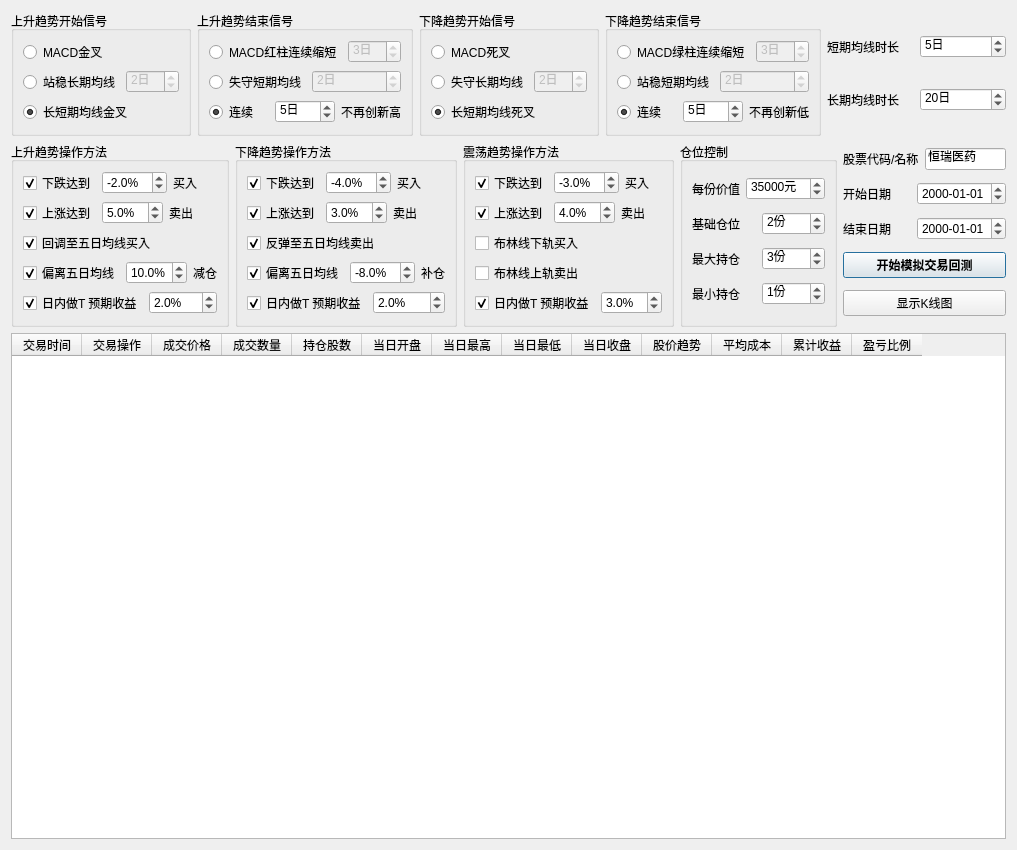
Old version of the form QtDesign/TradeSimulator.ui in the repository victor647/QuantumStockTrade.
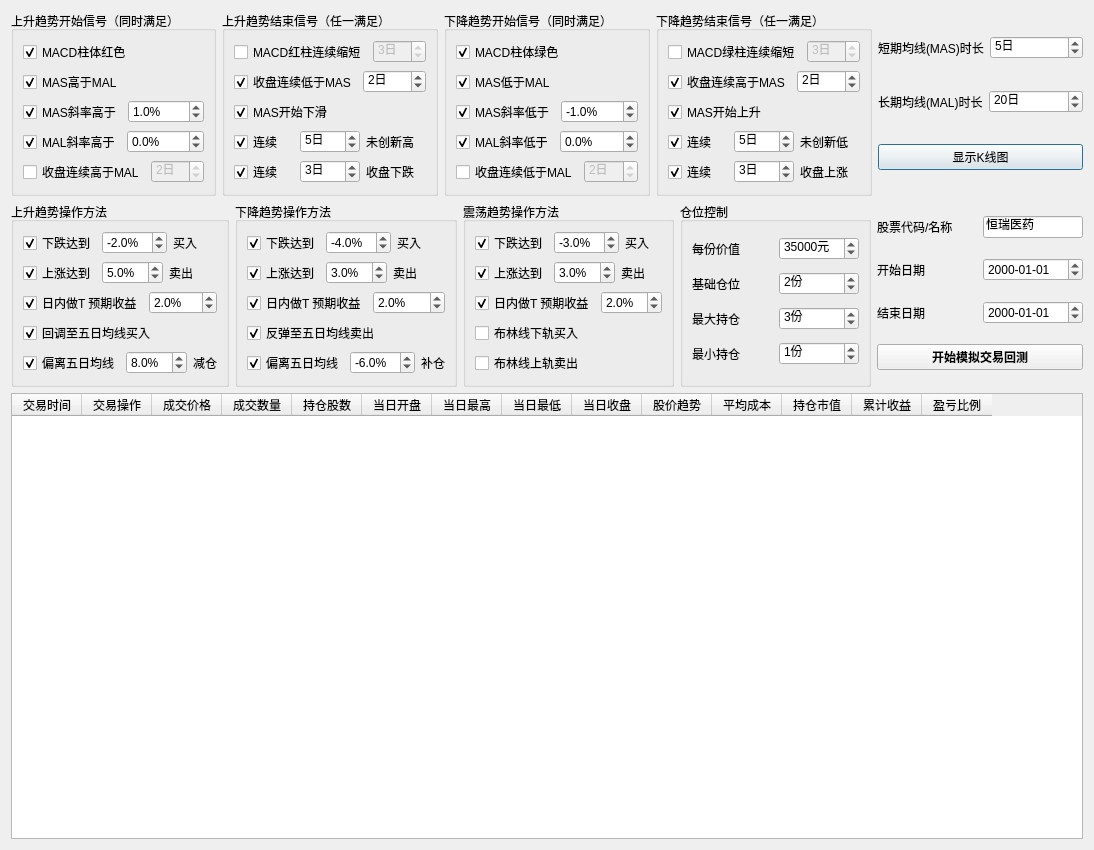
New version of the form.

Diff of the .ui file:
```diff
--- a/QtDesign/TradeSimulator.ui
+++ b/QtDesign/TradeSimulator.ui
@@ -6,7 +6,7 @@
    <rect>
     <x>0</x>
     <y>0</y>
-    <width>1017</width>
+    <width>1094</width>
     <height>850</height>
    </rect>
   </property>
@@ -25,18 +25,114 @@
         </font>
        </property>
        <property name="title">
-        <string>上升趋势开始信号</string>
+        <string>上升趋势开始信号（同时满足）</string>
        </property>
        <layout class="QVBoxLayout" name="verticalLayout_2">
         <item>
-         <layout class="QHBoxLayout" name="horizontalLayout_10">
+         <widget class="QCheckBox" name="cbxUpTrendStartByMACD">
+          <property name="text">
+           <string>MACD柱体红色</string>
+          </property>
+          <property name="checked">
+           <bool>true</bool>
+          </property>
+         </widget>
+        </item>
+        <item>
+         <widget class="QCheckBox" name="cbxUpTrendStartByMACross">
+          <property name="text">
+           <string>MAS高于MAL</string>
+          </property>
+          <property name="checked">
+           <bool>true</bool>
+          </property>
+         </widget>
+        </item>
+        <item>
+         <layout class="QHBoxLayout" name="horizontalLayout_20">
           <item>
-           <widget class="QRadioButton" name="rbnUpTrendStartByMACD">
+           <widget class="QCheckBox" name="cbxUpTrendStartByMAShortDiff">
             <property name="text">
-             <string>MACD金叉</string>
+             <string>MAS斜率高于</string>
             </property>
             <property name="checked">
-             <bool>false</bool>
+             <bool>true</bool>
+            </property>
+           </widget>
+          </item>
+          <item>
+           <widget class="QDoubleSpinBox" name="spbUpTrendMAShortDiffRate">
+            <property name="enabled">
+             <bool>true</bool>
+            </property>
+            <property name="font">
+             <font>
+              <family>Helvetica</family>
+              <pointsize>9</pointsize>
+             </font>
+            </property>
+            <property name="suffix">
+             <string>%</string>
+            </property>
+            <property name="decimals">
+             <number>1</number>
+            </property>
+            <property name="minimum">
+             <double>0.000000000000000</double>
+            </property>
+            <property name="maximum">
+             <double>10.000000000000000</double>
+            </property>
+            <property name="singleStep">
+             <double>0.100000000000000</double>
+            </property>
+            <property name="value">
+             <double>1.000000000000000</double>
+            </property>
+           </widget>
+          </item>
+         </layout>
+        </item>
+        <item>
+         <layout class="QHBoxLayout" name="horizontalLayout_37">
+          <item>
+           <widget class="QCheckBox" name="cbxUpTrendStartByMALongDiff">
+            <property name="text">
+             <string>MAL斜率高于</string>
+            </property>
+            <property name="checked">
+             <bool>true</bool>
+            </property>
+           </widget>
+          </item>
+          <item>
+           <widget class="QDoubleSpinBox" name="spbUpTrendMALongDiffRate">
+            <property name="enabled">
+             <bool>true</bool>
+            </property>
+            <property name="font">
+             <font>
+              <family>Helvetica</family>
+              <pointsize>9</pointsize>
+             </font>
+            </property>
+            <property name="suffix">
+             <string>%</string>
+            </property>
+            <property name="decimals">
+             <number>1</number>
+            </property>
+            <property name="minimum">
+             <double>-5.000000000000000</double>
+            </property>
+            <property name="maximum">
+             <double>5.000000000000000</double>
+            </property>
+            <property name="singleStep">
+             <double>0.100000000000000</double>
+            </property>
+            <property name="value">
+             <double>0.000000000000000</double>
             </property>
            </widget>
           </item>
@@ -45,9 +141,9 @@
         <item>
          <layout class="QHBoxLayout" name="horizontalLayout_2">
           <item>
-           <widget class="QRadioButton" name="rbnUpTrendStartByMAStay">
+           <widget class="QCheckBox" name="cbxUpTrendStartByMAStay">
             <property name="text">
-             <string>站稳长期均线</string>
+             <string>收盘连续高于MAL</string>
             </property>
             <property name="checked">
              <bool>false</bool>
@@ -84,16 +180,6 @@
           </item>
          </layout>
         </item>
-        <item>
-         <widget class="QRadioButton" name="rbnUpTrendStartByMACross">
-          <property name="text">
-           <string>长短期均线金叉</string>
-          </property>
-          <property name="checked">
-           <bool>true</bool>
-          </property>
-         </widget>
-        </item>
        </layout>
       </widget>
      </item>
@@ -106,13 +192,13 @@
         </font>
        </property>
        <property name="title">
-        <string>上升趋势结束信号</string>
+        <string>上升趋势结束信号（任一满足）</string>
        </property>
        <layout class="QVBoxLayout" name="verticalLayout_8">
         <item>
          <layout class="QHBoxLayout" name="horizontalLayout_29">
           <item>
-           <widget class="QRadioButton" name="rbnUpTrendEndByMacd">
+           <widget class="QCheckBox" name="cbxUpTrendEndByMacd">
             <property name="text">
              <string>MACD红柱连续缩短</string>
             </property>
@@ -154,19 +240,19 @@
         <item>
          <layout class="QHBoxLayout" name="horizontalLayout_30">
           <item>
-           <widget class="QRadioButton" name="rbnUpTrendEndByMaBreak">
+           <widget class="QCheckBox" name="cbxUpTrendEndByMaBreak">
             <property name="text">
-             <string>失守短期均线</string>
+             <string>收盘连续低于MAS</string>
             </property>
             <property name="checked">
-             <bool>false</bool>
+             <bool>true</bool>
             </property>
            </widget>
           </item>
           <item>
            <widget class="QSpinBox" name="spbUpTrendEndMABreakDays">
             <property name="enabled">
-             <bool>false</bool>
+             <bool>true</bool>
             </property>
             <property name="font">
              <font>
@@ -193,10 +279,20 @@
           </item>
          </layout>
         </item>
+        <item>
+         <widget class="QCheckBox" name="cbxUpTrendEndByMAShortDiff">
+          <property name="text">
+           <string>MAS开始下滑</string>
+          </property>
+          <property name="checked">
+           <bool>true</bool>
+          </property>
+         </widget>
+        </item>
         <item>
          <layout class="QHBoxLayout" name="horizontalLayout_33">
           <item>
-           <widget class="QRadioButton" name="rbnUpTrendEndByNoHighAgain">
+           <widget class="QCheckBox" name="cbxUpTrendEndByNoHighAgain">
             <property name="text">
              <string>连续</string>
             </property>
@@ -233,7 +329,53 @@
           <item>
            <widget class="QLabel" name="lblUpTrendEndByNoHighAgain">
             <property name="text">
-             <string>不再创新高</string>
+             <string>未创新高</string>
+            </property>
+           </widget>
+          </item>
+         </layout>
+        </item>
+        <item>
+         <layout class="QHBoxLayout" name="horizontalLayout_35">
+          <item>
+           <widget class="QCheckBox" name="cbxUpTrendEndByConsecutiveDown">
+            <property name="text">
+             <string>连续</string>
+            </property>
+            <property name="checked">
+             <bool>true</bool>
+            </property>
+           </widget>
+          </item>
+          <item>
+           <widget class="QSpinBox" name="spbUpTrendEndConsecutiveDownDays">
+            <property name="font">
+             <font>
+              <family>Helvetica</family>
+              <pointsize>9</pointsize>
+             </font>
+            </property>
+            <property name="suffix">
+             <string>日</string>
+            </property>
+            <property name="minimum">
+             <number>2</number>
+            </property>
+            <property name="maximum">
+             <number>10</number>
+            </property>
+            <property name="singleStep">
+             <number>1</number>
+            </property>
+            <property name="value">
+             <number>3</number>
+            </property>
+           </widget>
+          </item>
+          <item>
+           <widget class="QLabel" name="lblUpTrendEndByConsecutiveDown">
+            <property name="text">
+             <string>收盘下跌</string>
             </property>
            </widget>
           </item>
@@ -251,18 +393,114 @@
         </font>
        </property>
        <property name="title">
-        <string>下降趋势开始信号</string>
+        <string>下降趋势开始信号（同时满足）</string>
        </property>
        <layout class="QVBoxLayout" name="verticalLayout_4">
         <item>
-         <layout class="QHBoxLayout" name="horizontalLayout_18">
+         <widget class="QCheckBox" name="cbxDownTrendStartByMACD">
+          <property name="text">
+           <string>MACD柱体绿色</string>
+          </property>
+          <property name="checked">
+           <bool>true</bool>
+          </property>
+         </widget>
+        </item>
+        <item>
+         <widget class="QCheckBox" name="cbxDownTrendStartByMACross">
+          <property name="text">
+           <string>MAS低于MAL</string>
+          </property>
+          <property name="checked">
+           <bool>true</bool>
+          </property>
+         </widget>
+        </item>
+        <item>
+         <layout class="QHBoxLayout" name="horizontalLayout_21">
           <item>
-           <widget class="QRadioButton" name="rbnDownTrendStartByMACD">
+           <widget class="QCheckBox" name="cbxDownTrendStartByMAShortDiff">
             <property name="text">
-             <string>MACD死叉</string>
+             <string>MAS斜率低于</string>
             </property>
             <property name="checked">
-             <bool>false</bool>
+             <bool>true</bool>
+            </property>
+           </widget>
+          </item>
+          <item>
+           <widget class="QDoubleSpinBox" name="spbDownTrendMAShortDiffRate">
+            <property name="enabled">
+             <bool>true</bool>
+            </property>
+            <property name="font">
+             <font>
+              <family>Helvetica</family>
+              <pointsize>9</pointsize>
+             </font>
+            </property>
+            <property name="suffix">
+             <string>%</string>
+            </property>
+            <property name="decimals">
+             <number>1</number>
+            </property>
+            <property name="minimum">
+             <double>-10.000000000000000</double>
+            </property>
+            <property name="maximum">
+             <double>0.000000000000000</double>
+            </property>
+            <property name="singleStep">
+             <double>0.100000000000000</double>
+            </property>
+            <property name="value">
+             <double>-1.000000000000000</double>
+            </property>
+           </widget>
+          </item>
+         </layout>
+        </item>
+        <item>
+         <layout class="QHBoxLayout" name="horizontalLayout_38">
+          <item>
+           <widget class="QCheckBox" name="cbxDownTrendStartByMALongDiff">
+            <property name="text">
+             <string>MAL斜率低于</string>
+            </property>
+            <property name="checked">
+             <bool>true</bool>
+            </property>
+           </widget>
+          </item>
+          <item>
+           <widget class="QDoubleSpinBox" name="spbDownTrendMALongDiffRate">
+            <property name="enabled">
+             <bool>true</bool>
+            </property>
+            <property name="font">
+             <font>
+              <family>Helvetica</family>
+              <pointsize>9</pointsize>
+             </font>
+            </property>
+            <property name="suffix">
+             <string>%</string>
+            </property>
+            <property name="decimals">
+             <number>1</number>
+            </property>
+            <property name="minimum">
+             <double>-5.000000000000000</double>
+            </property>
+            <property name="maximum">
+             <double>5.000000000000000</double>
+            </property>
+            <property name="singleStep">
+             <double>0.100000000000000</double>
+            </property>
+            <property name="value">
+             <double>0.000000000000000</double>
             </property>
            </widget>
           </item>
@@ -271,9 +509,9 @@
         <item>
          <layout class="QHBoxLayout" name="horizontalLayout_19">
           <item>
-           <widget class="QRadioButton" name="rbnDownTrendStartByMaBreak">
+           <widget class="QCheckBox" name="cbxDownTrendStartByMABreak">
             <property name="text">
-             <string>失守长期均线</string>
+             <string>收盘连续低于MAL</string>
             </property>
             <property name="checked">
              <bool>false</bool>
@@ -310,16 +548,6 @@
           </item>
          </layout>
         </item>
-        <item>
-         <widget class="QRadioButton" name="rbnDownTrendStartByMACross">
-          <property name="text">
-           <string>长短期均线死叉</string>
-          </property>
-          <property name="checked">
-           <bool>true</bool>
-          </property>
-         </widget>
-        </item>
        </layout>
       </widget>
      </item>
@@ -332,13 +560,13 @@
         </font>
        </property>
        <property name="title">
-        <string>下降趋势结束信号</string>
+        <string>下降趋势结束信号（任一满足）</string>
        </property>
        <layout class="QVBoxLayout" name="verticalLayout_9">
         <item>
          <layout class="QHBoxLayout" name="horizontalLayout_31">
           <item>
-           <widget class="QRadioButton" name="rbnDownTrendEndByMacd">
+           <widget class="QCheckBox" name="cbxDownTrendEndByMacd">
             <property name="text">
              <string>MACD绿柱连续缩短</string>
             </property>
@@ -380,19 +608,19 @@
         <item>
          <layout class="QHBoxLayout" name="horizontalLayout_32">
           <item>
-           <widget class="QRadioButton" name="rbnDownTrendEndByMAStay">
+           <widget class="QCheckBox" name="cbxDownTrendEndByMAStay">
             <property name="text">
-             <string>站稳短期均线</string>
+             <string>收盘连续高于MAS</string>
             </property>
             <property name="checked">
-             <bool>false</bool>
+             <bool>true</bool>
             </property>
            </widget>
           </item>
           <item>
            <widget class="QSpinBox" name="spbDownTrendEndMAStayDays">
             <property name="enabled">
-             <bool>false</bool>
+             <bool>true</bool>
             </property>
             <property name="font">
              <font>
@@ -419,10 +647,20 @@
           </item>
          </layout>
         </item>
+        <item>
+         <widget class="QCheckBox" name="cbxDownTrendEndByMAShortDiff">
+          <property name="text">
+           <string>MAS开始上升</string>
+          </property>
+          <property name="checked">
+           <bool>true</bool>
+          </property>
+         </widget>
+        </item>
         <item>
          <layout class="QHBoxLayout" name="horizontalLayout_34">
           <item>
-           <widget class="QRadioButton" name="rbnDownTrendEndByNoLowAgain">
+           <widget class="QCheckBox" name="cbxDownTrendEndByNoLowAgain">
             <property name="text">
              <string>连续</string>
             </property>
@@ -459,7 +697,53 @@
           <item>
            <widget class="QLabel" name="lblDownTrendEndByNoLowAgain">
             <property name="text">
-             <string>不再创新低</string>
+             <string>未创新低</string>
+            </property>
+           </widget>
+          </item>
+         </layout>
+        </item>
+        <item>
+         <layout class="QHBoxLayout" name="horizontalLayout_36">
+          <item>
+           <widget class="QCheckBox" name="cbxDownTrendEndByConsecutiveUp">
+            <property name="text">
+             <string>连续</string>
+            </property>
+            <property name="checked">
+             <bool>true</bool>
+            </property>
+           </widget>
+          </item>
+          <item>
+           <widget class="QSpinBox" name="spbDownTrendEndConsecutiveUpDays">
+            <property name="font">
+             <font>
+              <family>Helvetica</family>
+              <pointsize>9</pointsize>
+             </font>
+            </property>
+            <property name="suffix">
+             <string>日</string>
+            </property>
+            <property name="minimum">
+             <number>2</number>
+            </property>
+            <property name="maximum">
+             <number>10</number>
+            </property>
+            <property name="singleStep">
+             <number>1</number>
+            </property>
+            <property name="value">
+             <number>3</number>
+            </property>
+           </widget>
+          </item>
+          <item>
+           <widget class="QLabel" name="lblDownTrendEndByConsecutiveUp">
+            <property name="text">
+             <string>收盘上涨</string>
             </property>
            </widget>
           </item>
@@ -474,8 +758,13 @@
         <layout class="QHBoxLayout" name="horizontalLayout_11">
          <item>
           <widget class="QLabel" name="lblMAPeriodShort">
+           <property name="font">
+            <font>
+             <pointsize>9</pointsize>
+            </font>
+           </property>
            <property name="text">
-            <string>短期均线时长</string>
+            <string>短期均线(MAS)时长</string>
            </property>
           </widget>
          </item>
@@ -513,8 +802,13 @@
         <layout class="QHBoxLayout" name="horizontalLayout_14">
          <item>
           <widget class="QLabel" name="lblMAPeriodLong">
+           <property name="font">
+            <font>
+             <pointsize>9</pointsize>
+            </font>
+           </property>
            <property name="text">
-            <string>长期均线时长</string>
+            <string>长期均线(MAL)时长</string>
            </property>
           </widget>
          </item>
@@ -545,6 +839,19 @@
          </item>
         </layout>
        </item>
+       <item>
+        <widget class="QPushButton" name="btnShowDiagram">
+         <property name="font">
+          <font>
+           <family>Helvetica</family>
+           <pointsize>9</pointsize>
+          </font>
+         </property>
+         <property name="text">
+          <string>显示K线图</string>
+         </property>
+        </widget>
+       </item>
       </layout>
      </item>
     </layout>
@@ -667,6 +974,54 @@
           </item>
          </layout>
         </item>
+        <item>
+         <layout class="QHBoxLayout" name="horizontalLayout_9">
+          <item>
+           <widget class="QCheckBox" name="cbxUpTrendSameDayTrade">
+            <property name="font">
+             <font>
+              <family>Helvetica</family>
+              <pointsize>9</pointsize>
+             </font>
+            </property>
+            <property name="text">
+             <string>日内做T 预期收益</string>
+            </property>
+            <property name="checked">
+             <bool>true</bool>
+            </property>
+           </widget>
+          </item>
+          <item>
+           <widget class="QDoubleSpinBox" name="spbUpTrendSameDayProfit">
+            <property name="font">
+             <font>
+              <family>Helvetica</family>
+              <pointsize>9</pointsize>
+             </font>
+            </property>
+            <property name="suffix">
+             <string>%</string>
+            </property>
+            <property name="decimals">
+             <number>1</number>
+            </property>
+            <property name="minimum">
+             <double>0.000000000000000</double>
+            </property>
+            <property name="maximum">
+             <double>20.000000000000000</double>
+            </property>
+            <property name="singleStep">
+             <double>0.100000000000000</double>
+            </property>
+            <property name="value">
+             <double>2.000000000000000</double>
+            </property>
+           </widget>
+          </item>
+         </layout>
+        </item>
         <item>
          <widget class="QCheckBox" name="cbxUpTrendBuyByMA5">
           <property name="text">
@@ -713,7 +1068,7 @@
              <double>0.100000000000000</double>
             </property>
             <property name="value">
-             <double>10.000000000000000</double>
+             <double>8.000000000000000</double>
             </property>
            </widget>
           </item>
@@ -726,54 +1081,6 @@
           </item>
          </layout>
         </item>
-        <item>
-         <layout class="QHBoxLayout" name="horizontalLayout_9">
-          <item>
-           <widget class="QCheckBox" name="cbxUpTrendSameDayTrade">
-            <property name="font">
-             <font>
-              <family>Helvetica</family>
-              <pointsize>9</pointsize>
-             </font>
-            </property>
-            <property name="text">
-             <string>日内做T 预期收益</string>
-            </property>
-            <property name="checked">
-             <bool>true</bool>
-            </property>
-           </widget>
-          </item>
-          <item>
-           <widget class="QDoubleSpinBox" name="spbUpTrendSameDayProfit">
-            <property name="font">
-             <font>
-              <family>Helvetica</family>
-              <pointsize>9</pointsize>
-             </font>
-            </property>
-            <property name="suffix">
-             <string>%</string>
-            </property>
-            <property name="decimals">
-             <number>1</number>
-            </property>
-            <property name="minimum">
-             <double>0.000000000000000</double>
-            </property>
-            <property name="maximum">
-             <double>20.000000000000000</double>
-            </property>
-            <property name="singleStep">
-             <double>0.100000000000000</double>
-            </property>
-            <property name="value">
-             <double>2.000000000000000</double>
-            </property>
-           </widget>
-          </item>
-         </layout>
-        </item>
        </layout>
       </widget>
      </item>
@@ -893,6 +1200,54 @@
           </item>
          </layout>
         </item>
+        <item>
+         <layout class="QHBoxLayout" name="horizontalLayout_22">
+          <item>
+           <widget class="QCheckBox" name="cbxDownTrendSameDayTrade">
+            <property name="font">
+             <font>
+              <family>Helvetica</family>
+              <pointsize>9</pointsize>
+             </font>
+            </property>
+            <property name="text">
+             <string>日内做T 预期收益</string>
+            </property>
+            <property name="checked">
+             <bool>true</bool>
+            </property>
+           </widget>
+          </item>
+          <item>
+           <widget class="QDoubleSpinBox" name="spbDownTrendSameDayProfit">
+            <property name="font">
+             <font>
+              <family>Helvetica</family>
+              <pointsize>9</pointsize>
+             </font>
+            </property>
+            <property name="suffix">
+             <string>%</string>
+            </property>
+            <property name="decimals">
+             <number>1</number>
+            </property>
+            <property name="minimum">
+             <double>0.000000000000000</double>
+            </property>
+            <property name="maximum">
+             <double>20.000000000000000</double>
+            </property>
+            <property name="singleStep">
+             <double>0.100000000000000</double>
+            </property>
+            <property name="value">
+             <double>2.000000000000000</double>
+            </property>
+           </widget>
+          </item>
+         </layout>
+        </item>
         <item>
          <widget class="QCheckBox" name="cbxDownTrendSellByMA5">
           <property name="text">
@@ -939,7 +1294,7 @@
              <double>0.100000000000000</double>
             </property>
             <property name="value">
-             <double>-8.000000000000000</double>
+             <double>-6.000000000000000</double>
             </property>
            </widget>
           </item>
@@ -952,54 +1307,6 @@
           </item>
          </layout>
         </item>
-        <item>
-         <layout class="QHBoxLayout" name="horizontalLayout_22">
-          <item>
-           <widget class="QCheckBox" name="cbxDownTrendSameDayTrade">
-            <property name="font">
-             <font>
-              <family>Helvetica</family>
-              <pointsize>9</pointsize>
-             </font>
-            </property>
-            <property name="text">
-             <string>日内做T 预期收益</string>
-            </property>
-            <property name="checked">
-             <bool>true</bool>
-            </property>
-           </widget>
-          </item>
-          <item>
-           <widget class="QDoubleSpinBox" name="spbDownTrendSameDayProfit">
-            <property name="font">
-             <font>
-              <family>Helvetica</family>
-              <pointsize>9</pointsize>
-             </font>
-            </property>
-            <property name="suffix">
-             <string>%</string>
-            </property>
-            <property name="decimals">
-             <number>1</number>
-            </property>
-            <property name="minimum">
-             <double>0.000000000000000</double>
-            </property>
-            <property name="maximum">
-             <double>20.000000000000000</double>
-            </property>
-            <property name="singleStep">
-             <double>0.100000000000000</double>
-            </property>
-            <property name="value">
-             <double>2.000000000000000</double>
-            </property>
-           </widget>
-          </item>
-         </layout>
-        </item>
        </layout>
       </widget>
      </item>
@@ -1106,7 +1413,7 @@
              <double>0.100000000000000</double>
             </property>
             <property name="value">
-             <double>4.000000000000000</double>
+             <double>3.000000000000000</double>
             </property>
            </widget>
           </item>
@@ -1119,6 +1426,54 @@
           </item>
          </layout>
         </item>
+        <item>
+         <layout class="QHBoxLayout" name="horizontalLayout_26">
+          <item>
+           <widget class="QCheckBox" name="cbxFlatTrendSameDayTrade">
+            <property name="font">
+             <font>
+              <family>Helvetica</family>
+              <pointsize>9</pointsize>
+             </font>
+            </property>
+            <property name="text">
+             <string>日内做T 预期收益</string>
+            </property>
+            <property name="checked">
+             <bool>true</bool>
+            </property>
+           </widget>
+          </item>
+          <item>
+           <widget class="QDoubleSpinBox" name="spbFlatTrendSameDayProfit">
+            <property name="font">
+             <font>
+              <family>Helvetica</family>
+              <pointsize>9</pointsize>
+             </font>
+            </property>
+            <property name="suffix">
+             <string>%</string>
+            </property>
+            <property name="decimals">
+             <number>1</number>
+            </property>
+            <property name="minimum">
+             <double>0.000000000000000</double>
+            </property>
+            <property name="maximum">
+             <double>20.000000000000000</double>
+            </property>
+            <property name="singleStep">
+             <double>0.100000000000000</double>
+            </property>
+            <property name="value">
+             <double>2.000000000000000</double>
+            </property>
+           </widget>
+          </item>
+         </layout>
+        </item>
         <item>
          <widget class="QCheckBox" name="cbxFlatTrendBuyByBOLL">
           <property name="text">
@@ -1139,54 +1494,6 @@
           </property>
          </widget>
         </item>
-        <item>
-         <layout class="QHBoxLayout" name="horizontalLayout_26">
-          <item>
-           <widget class="QCheckBox" name="cbxFlatTrendSameDayTrade">
-            <property name="font">
-             <font>
-              <family>Helvetica</family>
-              <pointsize>9</pointsize>
-             </font>
-            </property>
-            <property name="text">
-             <string>日内做T 预期收益</string>
-            </property>
-            <property name="checked">
-             <bool>true</bool>
-            </property>
-           </widget>
-          </item>
-          <item>
-           <widget class="QDoubleSpinBox" name="spbFlatTrendSameDayProfit">
-            <property name="font">
-             <font>
-              <family>Helvetica</family>
-              <pointsize>9</pointsize>
-             </font>
-            </property>
-            <property name="suffix">
-             <string>%</string>
-            </property>
-            <property name="decimals">
-             <number>1</number>
-            </property>
-            <property name="minimum">
-             <double>0.000000000000000</double>
-            </property>
-            <property name="maximum">
-             <double>20.000000000000000</double>
-            </property>
-            <property name="singleStep">
-             <double>0.100000000000000</double>
-            </property>
-            <property name="value">
-             <double>3.000000000000000</double>
-            </property>
-           </widget>
-          </item>
-         </layout>
-        </item>
        </layout>
       </widget>
      </item>
@@ -1501,19 +1808,6 @@
          </property>
         </widget>
        </item>
-       <item>
-        <widget class="QPushButton" name="btnShowDiagram">
-         <property name="font">
-          <font>
-           <family>Helvetica</family>
-           <pointsize>9</pointsize>
-          </font>
-         </property>
-         <property name="text">
-          <string>显示K线图</string>
-         </property>
-        </widget>
-       </item>
       </layout>
      </item>
     </layout>
@@ -1533,7 +1827,7 @@
       <number>0</number>
      </property>
      <property name="columnCount">
-      <number>13</number>
+      <number>14</number>
      </property>
      <attribute name="horizontalHeaderDefaultSectionSize">
       <number>70</number>
@@ -1596,6 +1890,11 @@
        <string>平均成本</string>
       </property>
      </column>
+     <column>
+      <property name="text">
+       <string>持仓市值</string>
+      </property>
+     </column>
      <column>
       <property name="text">
        <string>累计收益</string>
```
Left out of the diff: 220 changed lines with no effect on the pictures.
